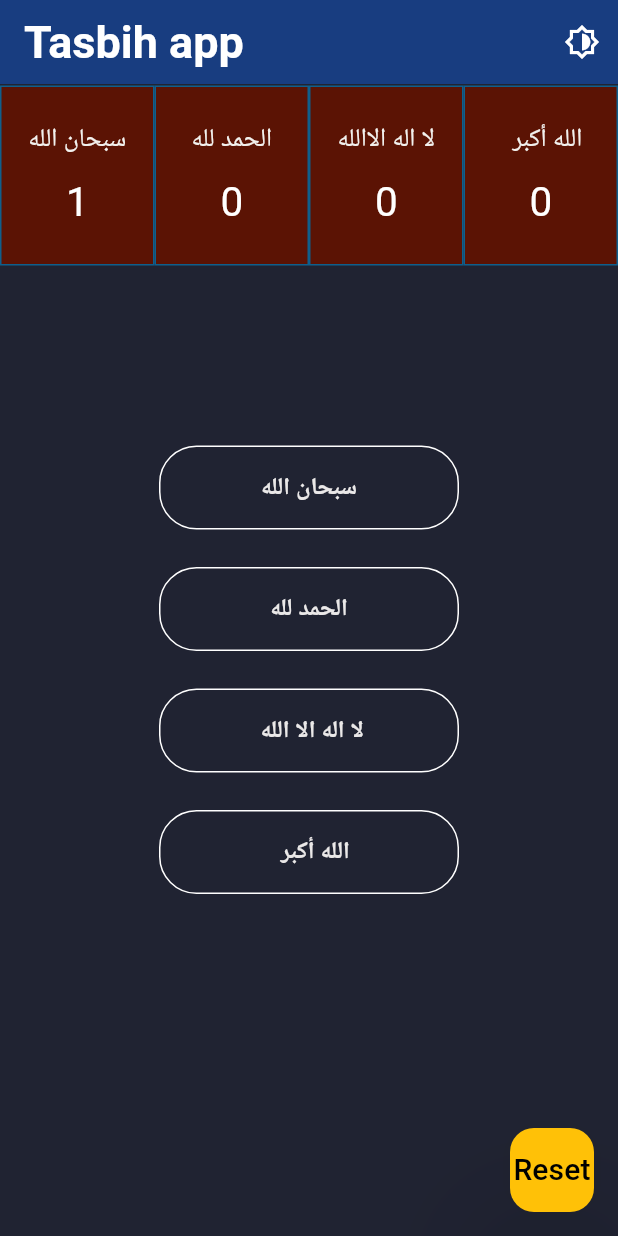
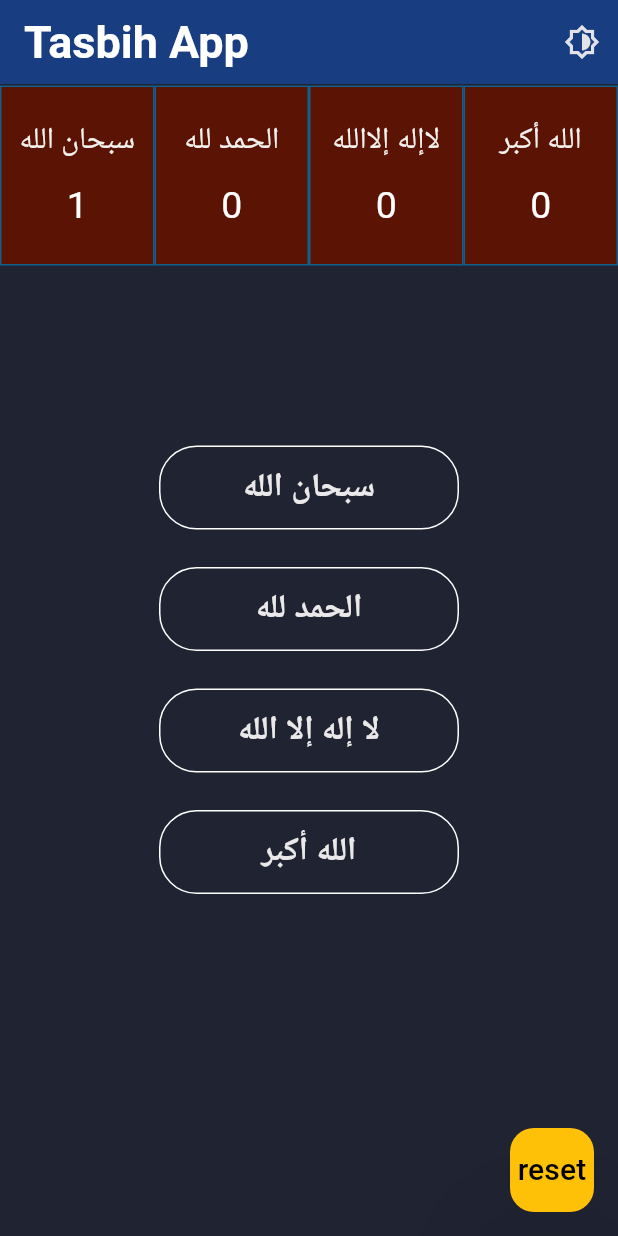
Before and after one commit to MohamedAliShaltoot/Tasbih-application, a Flutter app: the screen it shows after launch, after a tap on "سبحان الله", on a phone screen of 412 x 824 dp. Run offline on Flutter 3.47's test engine with Material 3 defaults, Android fonts, the light colour scheme and no system bars; drawn by our look-alikes of animated_flip_counter; our stand-ins replace awesome_dialog, flutter_bloc, shared_preferences.

Commit message:
store every tasbiha

```diff
--- a/tasbish app/lib/customWidgets/custom_text_widget.dart
+++ b/tasbish app/lib/customWidgets/custom_text_widget.dart
@@ -5,7 +5,7 @@ class CustomTextWidget extends StatelessWidget {
   const CustomTextWidget({
     super.key,
     required this.label,
-    this.fontsize = 17,
+    this.fontsize = 20,
   });
   final String label;
   final double? fontsize;
--- a/tasbish app/lib/customWidgets/expanded_countainer.dart
+++ b/tasbish app/lib/customWidgets/expanded_countainer.dart
@@ -11,7 +11,7 @@ Expanded ExpandedCountainerWidget(String textLabel, int counter) {
     flex: 2,
     child: Container(
 
-      padding: const EdgeInsets.symmetric(horizontal: 10, vertical: 10),
+      padding: const EdgeInsets.symmetric(horizontal: 6, vertical: 10),
       decoration: BoxDecoration(
         border: Border.all(color: const Color.fromARGB(255, 16, 95, 140)),
         color: const Color.fromARGB(255, 91, 19, 4),
@@ -27,7 +27,7 @@ Expanded ExpandedCountainerWidget(String textLabel, int counter) {
           ),
 
            AnimatedFlipCounter(
-           textStyle: const TextStyle(fontSize: 27),
+           textStyle: const TextStyle(fontSize: 25),
             value: counter,
             duration: const Duration(seconds: 1),
             curve: Curves.linear,
--- a/tasbish app/lib/customWidgets/outlined_primary_button.dart
+++ b/tasbish app/lib/customWidgets/outlined_primary_button.dart
@@ -36,7 +36,7 @@ class OutlinedPrimaryButton extends StatelessWidget {
         onPressed:onPressed,
         child: Text(
           buttonName ?? " ",
-          style: TextStyle(color: textButtonColor ,fontSize: fontSize ?? 16,fontWeight: FontWeight.bold),
+          style: TextStyle(color: textButtonColor ,fontSize: fontSize ?? 22,fontWeight: FontWeight.bold),
         ),
         );
   }
--- a/tasbish app/lib/home_screen.dart
+++ b/tasbish app/lib/home_screen.dart
@@ -1,3 +1,181 @@
+// ignore_for_file: deprecated_member_use
+
+import 'package:awesome_dialog/awesome_dialog.dart';
+import 'package:flutter/material.dart';
+import 'package:shared_preferences/shared_preferences.dart';
+import 'package:flutter_application_1/customWidgets/custom_button_text_widget.dart';
+import 'package:flutter_application_1/customWidgets/expanded_countainer.dart';
+import 'package:flutter_application_1/customWidgets/outlined_primary_button.dart';
+
+class HomeScreen extends StatefulWidget {
+  const HomeScreen({super.key, this.onToggle});
+  final Function? onToggle;
+
+  @override
+  State<HomeScreen> createState() => _HomeScreenState();
+}
+
+class _HomeScreenState extends State<HomeScreen> {
+  int sobhan = 0;
+  int alhamd = 0;
+  int laaaelaha = 0;
+  int alla = 0;
+
+  @override
+  void initState() {
+    super.initState();
+    _loadCounters(); // تحميل القيم المحفوظة عند بدء التطبيق
+  }
+
+  /// 🔹 **تحميل القيم المحفوظة عند بدء التطبيق**
+  Future<void> _loadCounters() async {
+    final prefs = await SharedPreferences.getInstance();
+    setState(() {
+      sobhan = prefs.getInt('sobhan') ?? 0;
+      alhamd = prefs.getInt('alhamd') ?? 0;
+      laaaelaha = prefs.getInt('laaaelaha') ?? 0;
+      alla = prefs.getInt('alla') ?? 0;
+    });
+  }
+
+  /// 🔹 **تحديث القيم في `SharedPreferences` عند تغيير أي عدد**
+  Future<void> _updateCounter(String key, int value) async {
+    final prefs = await SharedPreferences.getInstance();
+    await prefs.setInt(key, value);
+  }
+
+  /// 🔹 **إعادة تصفير جميع القيم**
+  Future<void> _resetCounters() async {
+    final prefs = await SharedPreferences.getInstance();
+    await prefs.clear();
+    setState(() {
+      sobhan = 0;
+      alhamd = 0;
+      laaaelaha = 0;
+      alla = 0;
+    });
+  }
+
+  @override
+  Widget build(BuildContext context) {
+    double widthScreen = MediaQuery.sizeOf(context).width;
+    double heightScreen = MediaQuery.sizeOf(context).height;
+
+    return Scaffold(
+      floatingActionButton: FloatingActionButton(
+        elevation: 40,
+        splashColor: Colors.orange,
+        tooltip: "إعادة التصفير",
+        backgroundColor: Colors.amber,
+        onPressed: _resetCounters,
+        child: const CustomBottonTextWIdget(
+          text: "reset",
+          color: Colors.black,
+          fontsize: 20,
+        ),
+      ),
+      appBar: AppBar(
+        title: InkWell(
+          onTap: () {
+            AwesomeDialog(
+              context: context,
+              dialogType: DialogType.info,
+              animType: AnimType.rightSlide,
+              title: 'Dialog Title',
+              desc: 'My name is Mohamed Ali "The Developer" ',
+              btnCancelOnPress: () {},
+              btnOkOnPress: () {},
+            ).show();
+          },
+          child: const Text(
+            "Tasbih App",
+            style: TextStyle(fontSize: 30),
+          ),
+        ),
+        actions: [
+          IconButton(
+            onPressed: () {
+              setState(() {
+                widget.onToggle!();
+              });
+            },
+            icon: const Icon(
+              Icons.brightness_6_outlined,
+              color: Color.fromARGB(255, 227, 226, 233),
+            ),
+          )
+        ],
+      ),
+      body: SafeArea(
+        child: Container(
+          color: const Color.fromARGB(255, 32, 35, 50),
+          width: widthScreen,
+          height: heightScreen,
+          padding: const EdgeInsets.only(top: 1),
+          child: Column(
+            children: [
+              Row(
+                mainAxisAlignment: MainAxisAlignment.spaceEvenly,
+                children: [
+                  ExpandedCountainerWidget("سبحان الله", sobhan),
+                  ExpandedCountainerWidget("الحمد لله", alhamd),
+                  ExpandedCountainerWidget("لاإله إلاالله", laaaelaha),
+                  ExpandedCountainerWidget("الله أكبر", alla),
+                ],
+              ),
+              const SizedBox(height: 120),
+              _buildTasbihButton(
+                  "سبحان الله", "sobhan", () => setState(() => sobhan++)),
+              const SizedBox(height: 25),
+              _buildTasbihButton(
+                  "الحمد لله", "alhamd", () => setState(() => alhamd++)),
+              const SizedBox(height: 25),
+              _buildTasbihButton("لا إله إلا الله", "laaaelaha",
+                  () => setState(() => laaaelaha++)),
+              const SizedBox(height: 25),
+              _buildTasbihButton(
+                  "الله أكبر", "alla", () => setState(() => alla++)),
+            ],
+          ),
+        ),
+      ),
+    );
+  }
+
+  /// ✅ **زر التسبيح الذي يتم تحديثه وحفظه في `SharedPreferences`**
+  Widget _buildTasbihButton(String text, String key, VoidCallback onPressed) {
+    return OutlinedPrimaryButton(
+      buttonName: text,
+      textButtonColor: const Color.fromARGB(255, 234, 232, 232),
+      buttonBorderColor: const Color(0xFFDB3022),
+      onPressed: () {
+        onPressed(); // زيادة العداد
+        _updateCounter(
+            key, _getCounterValue(key)); // تحديث القيمة في `SharedPreferences`
+      },
+      borderButtonRadius: 25,
+    );
+  }
+
+  /// ✅ **إرجاع قيمة العداد المناسبة بناءً على المفتاح**
+  int _getCounterValue(String key) {
+    switch (key) {
+      case 'sobhan':
+        return sobhan;
+      case 'alhamd':
+        return alhamd;
+      case 'laaaelaha':
+        return laaaelaha;
+      case 'alla':
+        return alla;
+      default:
+        return 0;
+    }
+  }
+}
+
+
+/*
 // ignore_for_file: deprecated_member_use
 
 import 'package:awesome_dialog/awesome_dialog.dart';
@@ -295,3 +473,5 @@ ElevatedButton(
 
 
 */
+
+*/
--- a/tasbish app/pubspec.yaml
+++ b/tasbish app/pubspec.yaml
@@ -31,6 +31,7 @@ dependencies:
   shimmer: ^3.0.0
   awesome_dialog: ^3.2.1
   animated_flip_counter: ^0.3.4
+  shared_preferences: ^2.4.0
 
   provider: ^6.1.2
   flutter_bloc: ^8.1.6
```
Also changed, not shown: tasbish app/lib/new_home.dart (added, +184 -0 lines), tasbish app/lib/provider.dart (+43 -41 lines), tasbish app/pubspec.lock, 2 other files.
